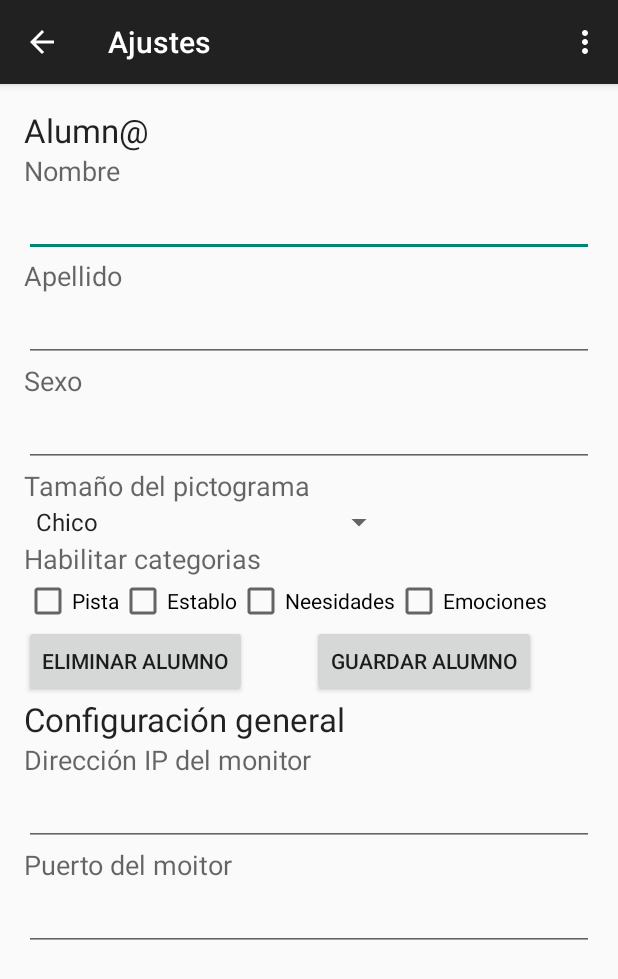
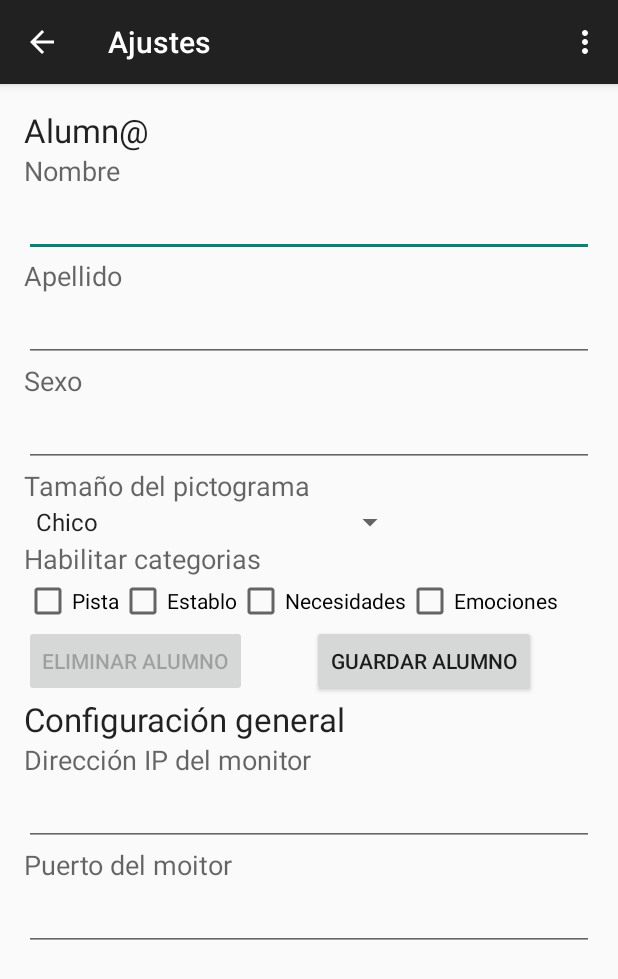
Before and after one commit to cuiti/Hermes-android, an Android app: the screen it shows after launch (AjustesActivity), after a tap on "NUEV@ ALUMN@", on a phone screen of 412 x 824 dp. Shown: the top 979 px of the screen. Run offline under Robolectric (Android 15) with nearby library versions, the phone set to English and light mode, and no system bars.

Commit message:
Modificada pantalla principal

```diff
--- a/app/src/main/res/layout/activity_ajustes.xml
+++ b/app/src/main/res/layout/activity_ajustes.xml
@@ -97,7 +97,7 @@
                 android:layout_below="@+id/textView4"
                 android:spinnerMode="dialog"
                 android:entries="@array/tamañoPictograma"
-                android:layout_alignEnd="@+id/checkNecesidades" />
+                android:layout_alignEnd="@+id/checkbox_necesidades" />
 
             <TextView
                 android:layout_width="wrap_content"
@@ -113,7 +113,7 @@
                 android:layout_width="wrap_content"
                 android:layout_height="wrap_content"
                 android:text="Pista"
-                android:id="@+id/checkBox"
+                android:id="@+id/checkbox_pista"
                 android:layout_below="@+id/textView5"
                 android:layout_alignParentStart="true"
                 android:checked="false" />
@@ -122,27 +122,27 @@
                 android:layout_width="wrap_content"
                 android:layout_height="wrap_content"
                 android:text="Establo"
-                android:id="@+id/checkEstablo"
-                android:layout_alignTop="@+id/checkBox"
-                android:layout_toEndOf="@+id/checkBox"
+                android:id="@+id/checkbox_establo"
+                android:layout_alignTop="@+id/checkbox_pista"
+                android:layout_toEndOf="@+id/checkbox_pista"
                 android:checked="false" />
 
             <CheckBox
                 android:layout_width="wrap_content"
                 android:layout_height="wrap_content"
-                android:text="Neesidades"
-                android:id="@+id/checkNecesidades"
-                android:layout_alignTop="@+id/checkEstablo"
-                android:layout_toEndOf="@+id/checkEstablo"
+                android:text="Necesidades"
+                android:id="@+id/checkbox_necesidades"
+                android:layout_alignTop="@+id/checkbox_establo"
+                android:layout_toEndOf="@+id/checkbox_establo"
                 android:checked="false" />
 
             <CheckBox
                 android:layout_width="wrap_content"
                 android:layout_height="wrap_content"
                 android:text="Emociones"
-                android:id="@+id/checkEmociones"
-                android:layout_alignTop="@+id/checkNecesidades"
-                android:layout_toEndOf="@+id/checkNecesidades"
+                android:id="@+id/checkbox_emociones"
+                android:layout_alignTop="@+id/checkbox_necesidades"
+                android:layout_toEndOf="@+id/checkbox_necesidades"
                 android:checked="false" />
 
             <Button
@@ -150,7 +150,7 @@
                 android:layout_height="wrap_content"
                 android:text="Eliminar Alumno"
                 android:id="@+id/eliminarAlumno"
-                android:layout_below="@+id/checkBox"
+                android:layout_below="@+id/checkbox_pista"
                 android:layout_alignParentStart="true"
                 android:onClick="borrar" />
 
@@ -206,7 +206,7 @@
                 android:text="Guardar Alumno"
                 android:id="@+id/button"
                 android:onClick="guardar"
-                android:layout_below="@+id/checkNecesidades"
+                android:layout_below="@+id/checkbox_necesidades"
                 android:layout_toEndOf="@+id/textView7" />
 
         </RelativeLayout>
```
Also changed, not shown: app/src/main/java/hermescuitinorodriguez/laboratorio/hermescomunicador/AjustesActivity.java (+19 -8 lines), app/src/main/res/layout/activity_comunicador_grilla.xml (+26 -18 lines), 1 other file.
